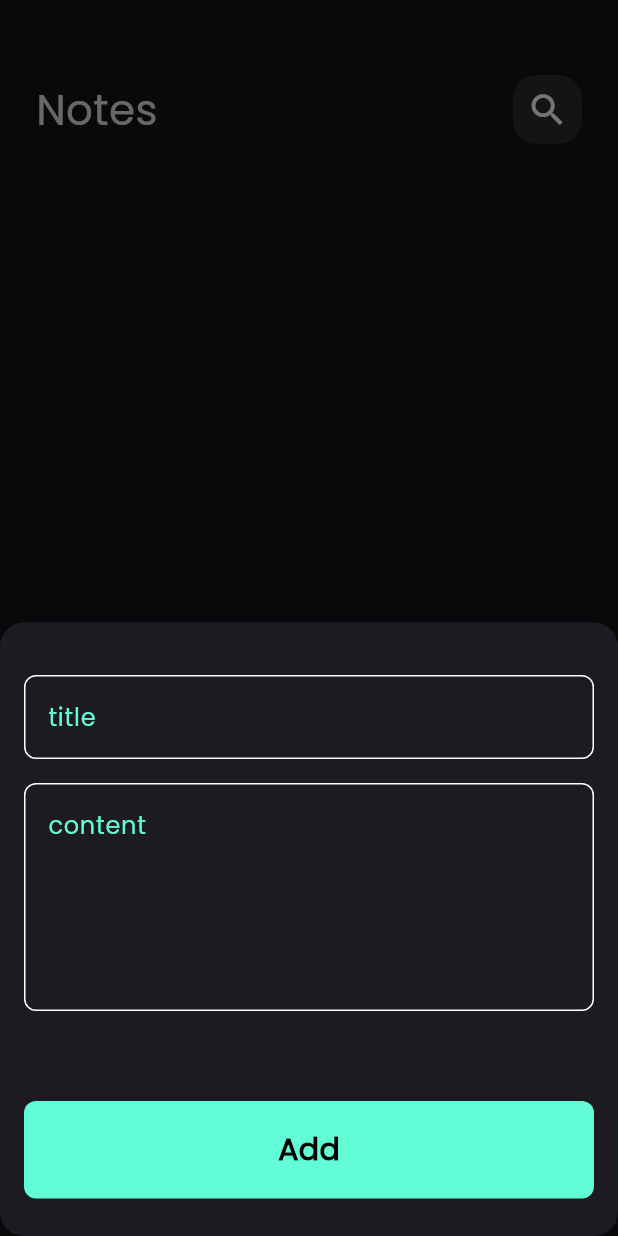
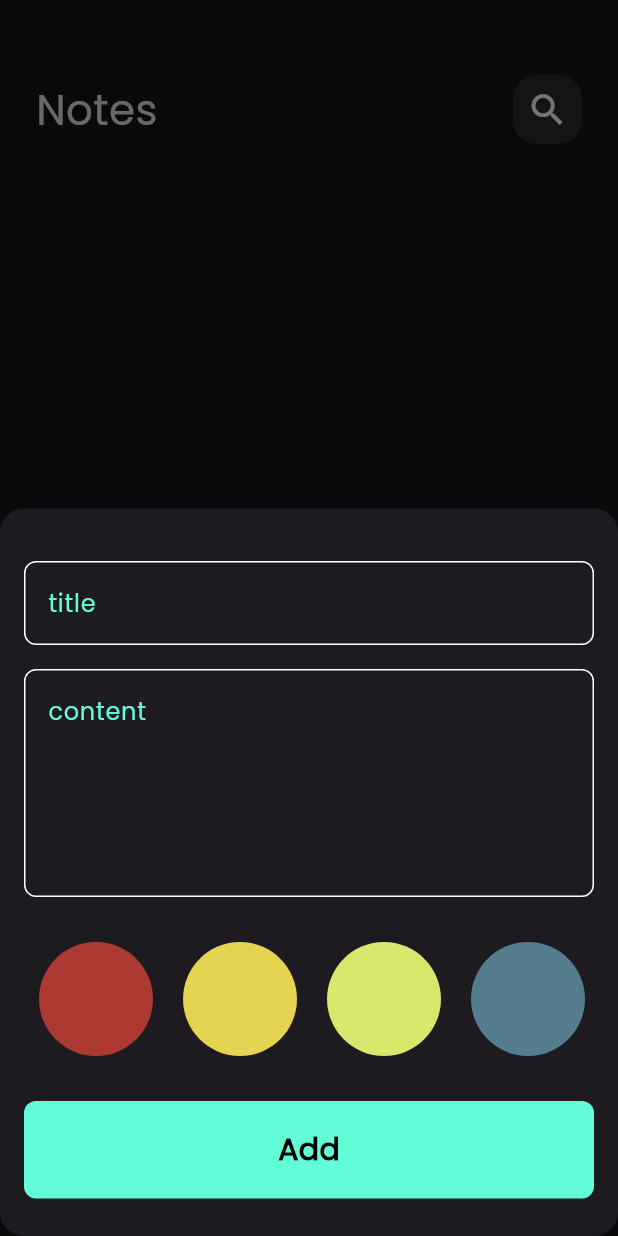
Before and after one commit to mohamedali37/note_app, a Flutter app: the screen it shows after launch, after a tap on the "add" icon, on a phone screen of 412 x 824 dp. Run offline on Flutter 3.47's test engine with Material 3 defaults, Android fonts, the phone set to English and light mode, and no system bars; our stand-ins replace flutter_bloc, font_awesome_flutter, hive, hive_flutter; accounts and stored records are empty.

Commit message:
color list view part 2

```diff
--- /dev/null
+++ b/lib/widget/color_list_view.dart
@@ -0,0 +1,66 @@
+import 'package:flutter/material.dart';
+
+class ColorItem extends StatelessWidget {
+  const ColorItem({super.key, required this.isActive, required this.color});
+  final bool isActive;
+  final Color color;
+  @override
+  Widget build(BuildContext context) {
+    return isActive
+        ? CircleAvatar(
+            radius: 38,
+            backgroundColor: Colors.white,
+            child: CircleAvatar(
+              radius: 34,
+              backgroundColor: color,
+            ),
+          )
+        : CircleAvatar(
+            radius: 38,
+            backgroundColor: color,
+          );
+  }
+}
+
+class ColorListView extends StatefulWidget {
+  const ColorListView({super.key});
+
+  @override
+  State<ColorListView> createState() => _ColorListViewState();
+}
+
+class _ColorListViewState extends State<ColorListView> {
+  List<Color> color = const [
+    Color(0xffAC3931),
+    Color(0xffE5D352),
+    Color(0xffD9E76C),
+    Color(0xff537D8D),
+    Color(0xff482C3D),
+  ];
+  int? currentColor;
+  @override
+  Widget build(BuildContext context) {
+    return SizedBox(
+      height: 38 * 2,
+      child: ListView.builder(
+        itemCount: color.length,
+        scrollDirection: Axis.horizontal,
+        itemBuilder: (context, index) {
+          return Padding(
+            padding: const EdgeInsets.symmetric(horizontal: 10),
+            child: GestureDetector(
+              onTap: () {
+                currentColor = index;
+                setState(() {});
+              },
+              child: ColorItem(
+                color: color[index],
+                isActive: currentColor == index,
+              ),
+            ),
+          );
+        },
+      ),
+    );
+  }
+}
--- a/lib/widget/note_form.dart
+++ b/lib/widget/note_form.dart
@@ -4,6 +4,7 @@ import 'package:intl/intl.dart';
 import 'package:note_app/cubits/add_note_cubit/add_note_cubit.dart';
 import 'package:note_app/cubits/add_note_cubit/add_note_states.dart';
 import 'package:note_app/model/note_model.dart';
+import 'package:note_app/widget/color_list_view.dart';
 import 'package:note_app/widget/custom_button.dart';
 import 'package:note_app/widget/custom_text_field.dart';
 
@@ -46,7 +47,11 @@ class _NoteFormState extends State<NoteForm> {
             maxLines: 5,
           ),
           const SizedBox(
-            height: 60,
+            height: 30,
+          ),
+          const ColorListView(),
+          const SizedBox(
+            height: 30,
           ),
           BlocBuilder<AddNoteCubit, AddNoteState>(
             builder: (context, state) {
```
